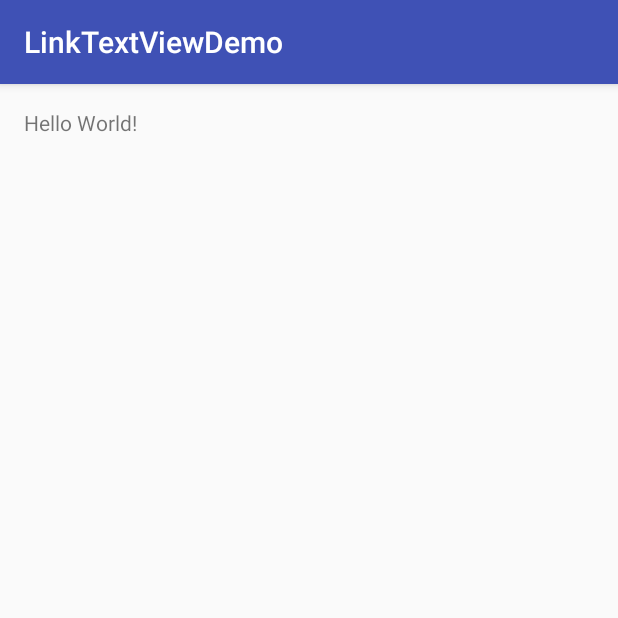
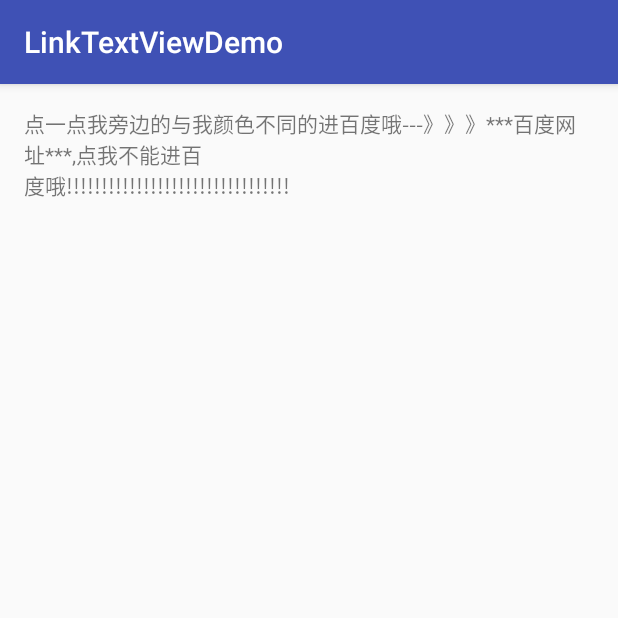
Before and after one commit to DONGFANG-WANGDAREN/LinkTextViewDemo, an Android app: the screen it shows after launch (MainActivity), on a phone screen of 412 x 824 dp, the top half of it. Run offline under Robolectric (Android 15) with nearby library versions, the phone set to English and light mode, and no system bars; libraries missing offline, so code that uses them is left out: com.klinker.android; 1 statement that could not run was skipped.

Commit message:
第二次提交

```diff
--- a/app/build.gradle
+++ b/app/build.gradle
@@ -26,4 +26,5 @@ dependencies {
     })
     compile 'com.android.support:appcompat-v7:24.2.0'
     testCompile 'junit:junit:4.12'
+    compile 'com.klinkerapps:link_builder:1.3.2'
 }
--- a/app/src/main/java/com/qiwang/linktextviewdemo/MainActivity.java
+++ b/app/src/main/java/com/qiwang/linktextviewdemo/MainActivity.java
@@ -1,13 +1,60 @@
 package com.qiwang.linktextviewdemo;
 
+import android.content.Intent;
+import android.graphics.Color;
+import android.net.Uri;
+import android.os.Bundle;
 import android.support.v7.app.AppCompatActivity;
-import android.os.Bundle;
+import android.widget.TextView;
+
+import com.klinker.android.link_builder.Link;
+import com.klinker.android.link_builder.LinkBuilder;
+
+import java.util.ArrayList;
+import java.util.List;
+import java.util.regex.Pattern;
 
 public class MainActivity extends AppCompatActivity {
+
+    private TextView mTv;
+    private static final String m百度网址 = "https://www.baidu.com";
 
     @Override
     protected void onCreate(Bundle savedInstanceState) {
         super.onCreate(savedInstanceState);
+        initView();
+    }
+
+    private void initView() {
         setContentView(R.layout.activity_main);
+        mTv = (TextView) findViewById(R.id.tv);
+        mTv.setText("点一点我旁边的与我颜色不同的进百度哦---》》》***百度网址***,点我不能进百\n度哦!!!!!!!!!!!!!!!!!!!!!!!!!!!!!!!!");
+        LinkBuilder.on(mTv)
+                .addLinks(getLinks())
+                .build();
+    }
+
+    private List<Link> getLinks() {
+        ArrayList<Link> links = new ArrayList<>();
+        Link link = new Link(Pattern.compile("百度网址"));//填写需要用于跳转的文字
+        link.setTextColor(Color.parseColor("#2ba543"));//文字颜色
+        link.setHighlightAlpha(.8f);//用户点击时背景的颜色变化
+        link.setUnderlined(false);//是否有下滑线,默认有,true : 有,false : 没有 。
+        link.setOnClickListener(new Link.OnClickListener() {
+            @Override
+            public void onClick(String clickedText) {
+                openLink(m百度网址);
+            }
+        });
+links.add(link);
+
+        return links;
+    }
+    /**
+     * 打开网址的方法哦!
+     * */
+    private void openLink(String link) {
+        Intent browserIntent = new Intent(Intent.ACTION_VIEW, Uri.parse(link));
+        startActivity(browserIntent);
     }
 }
--- a/app/src/main/res/layout/activity_main.xml
+++ b/app/src/main/res/layout/activity_main.xml
@@ -12,7 +12,8 @@
     tools:context="com.qiwang.linktextviewdemo.MainActivity">
 
     <TextView
+        android:id="@+id/tv"
         android:layout_width="wrap_content"
         android:layout_height="wrap_content"
-        android:text="Hello World!"/>
+        />
 </RelativeLayout>
```
